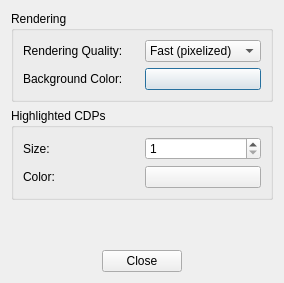
This is GridUI/griddisplayoptionsdialog.ui in fsoos74/su as Qt 5 draws it before an edit. The edited form follows.
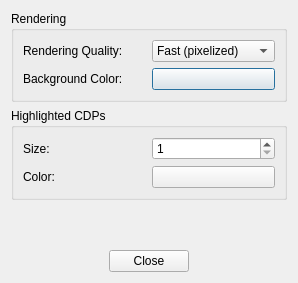
This is the edited form. Icons and pictures are not drawn. Custom widgets are drawn as their Qt base class.

Diff of the .ui file:
```diff
--- a/GridUI/griddisplayoptionsdialog.ui
+++ b/GridUI/griddisplayoptionsdialog.ui
@@ -6,7 +6,7 @@
    <rect>
     <x>0</x>
     <y>0</y>
-    <width>284</width>
+    <width>298</width>
     <height>283</height>
    </rect>
   </property>
```
Left out of the diff: 8 changed lines with no effect on the pictures.
